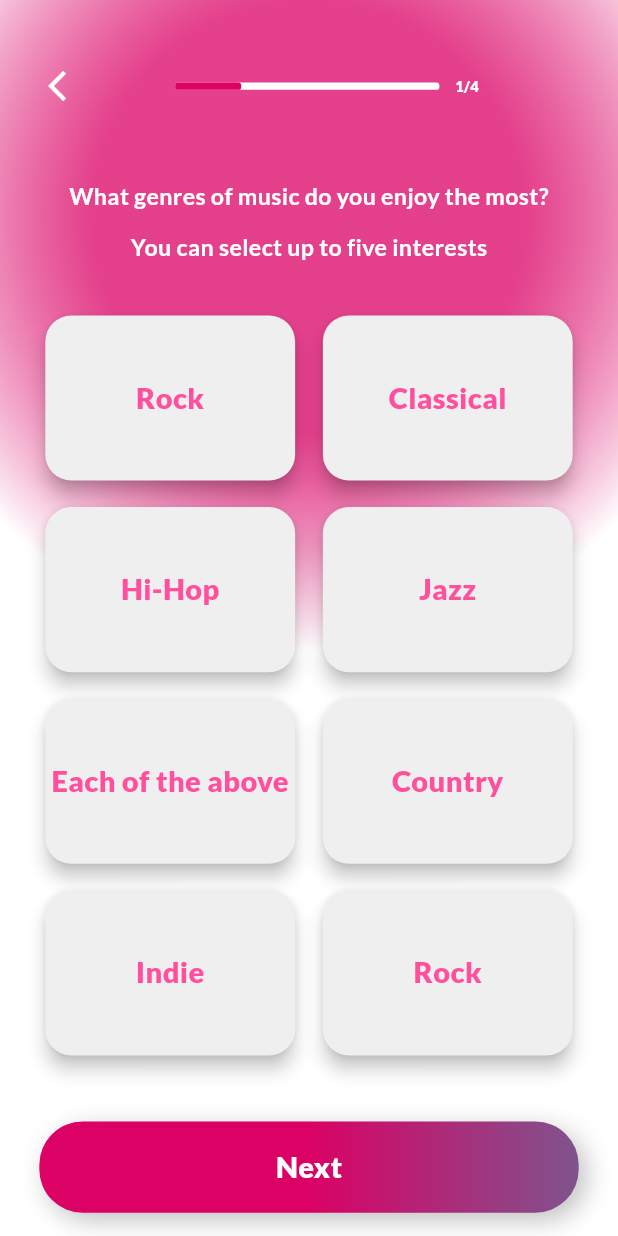
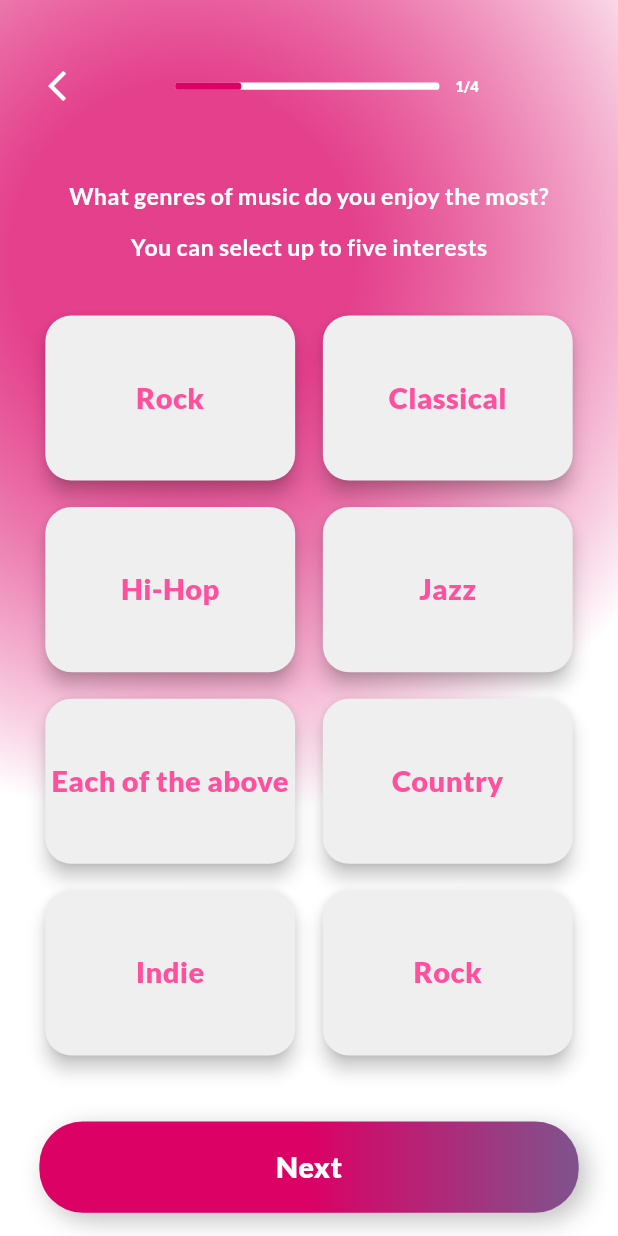
Before and after one commit to islam0110023/tala_app, a Flutter app: the ProfileMusicPreferencesScreen screen opened by its route, on a phone screen of 412 x 824 dp. Run offline on Flutter 3.47's test engine with Material 3 defaults, Android fonts, the phone set to English and light mode, and no system bars; our stand-ins replace dotted_border, dropdown_button2, flutter_screenutil, flutter_svg, go_router, gradient_borders and 1 more.

Commit message:
feat: Add dotted_border dependency and update profile blur
This commit introduces the `dotted_border` package to the project dependencies.

Additionally, it refines the appearance of the `GradientRectangleBlur` widget in the profile section:
- The blur effect is now contained within an `OverflowBox` with a maximum width.
- The translation and radius of the radial gradient have been adjusted for a potentially different visual effect.
- New dimension constants (`w600`, `w_80`) have been added to `AppDimensions`.

The `OnboardingTalaScreenBody` widget has been updated to use a `Stack` for its layout, though its specific children are not yet defined.

```diff
--- a/lib/core/utils/app_dimensions.dart
+++ b/lib/core/utils/app_dimensions.dart
@@ -74,6 +74,10 @@ class AppDimensions {
   static final h_250 = -250.0.h;
   static final r3 =3.r;
   static final r13 =13.r;
+  static final w600 =600.w;
+  static final w_80 =-80.0.w;
+
+
 
 
 
--- a/lib/feature/onboarding/presentation/view/widget/onboarding_tala_screen_body.dart
+++ b/lib/feature/onboarding/presentation/view/widget/onboarding_tala_screen_body.dart
@@ -1,3 +1,4 @@
+import 'package:dotted_border/dotted_border.dart';
 import 'package:flutter/material.dart';
 
 class OnboardingTalaScreenBody extends StatelessWidget {
@@ -5,6 +6,11 @@ class OnboardingTalaScreenBody extends StatelessWidget {
 
   @override
   Widget build(BuildContext context) {
-    return const Column();
+    return Stack(
+      clipBehavior: Clip.hardEdge,
+      children: [
+
+      ],
+    );
   }
 }
--- a/lib/feature/profile/presentation/view/widget/gradient_rectangle_blur.dart
+++ b/lib/feature/profile/presentation/view/widget/gradient_rectangle_blur.dart
@@ -7,18 +7,21 @@ class GradientRectangleBlur extends StatelessWidget {
 
   @override
   Widget build(BuildContext context) {
-    return Container(
+    return OverflowBox(
+      maxWidth: AppDimensions.w600,
+      child: Container(
         transform: Matrix4.identity()
-        ..translate(0.0, AppDimensions.h_250)
+          ..translate(AppDimensions.w_80, AppDimensions.h_250)
           ..rotateZ(0),
         width: double.infinity,
         height: AppDimensions.h800,
         decoration: BoxDecoration(
           gradient: RadialGradient(
-          radius:MediaQuery.of(context).size.width<600? .7:.55,
+            radius:MediaQuery.of(context).size.width<600? .6:.55,
             center: Alignment.center,
             colors: [AppColor.kPrimaryPink.withAlpha(192), AppColor.kWhite],
-          stops: const [0.5, 1],
+            stops: const [0.3, 1],
+          ),
         ),
       ),
     );
--- a/pubspec.yaml
+++ b/pubspec.yaml
@@ -44,6 +44,7 @@ dependencies:
   dropdown_button2: ^2.3.9
   smooth_page_indicator: ^1.2.1
   gradient_borders: ^1.0.1
+  dotted_border: ^3.0.1
 
 dev_dependencies:
   flutter_test:
```
Also changed, not shown: pubspec.lock. Lines whose indentation alone changed are shown as unchanged.
